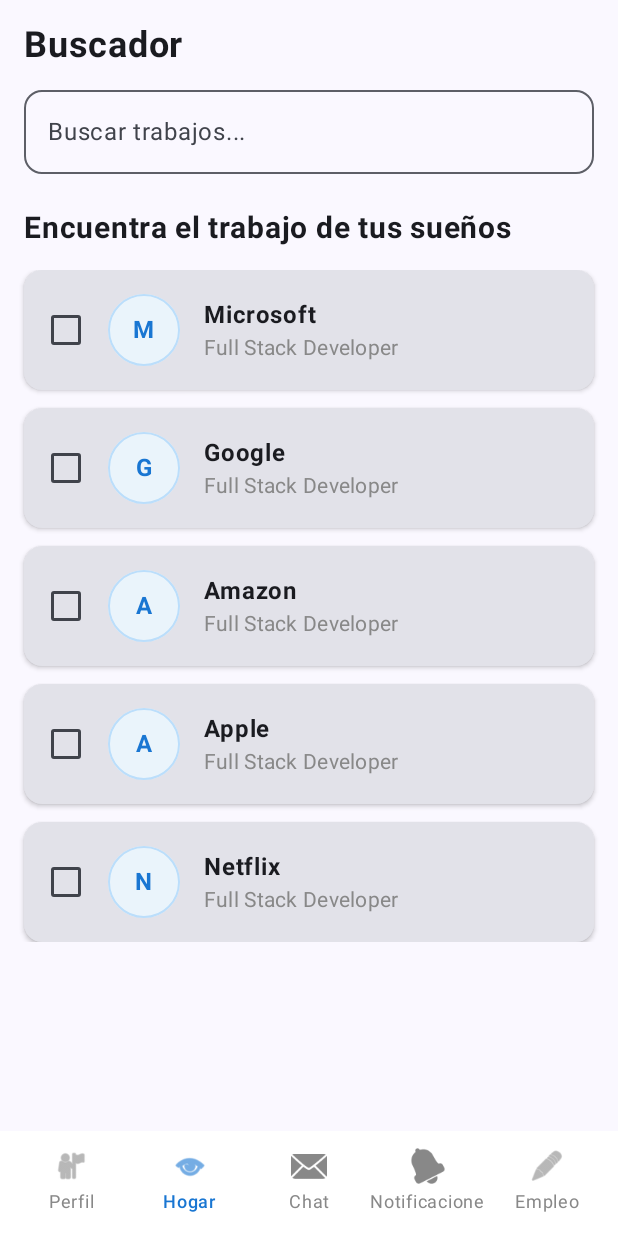
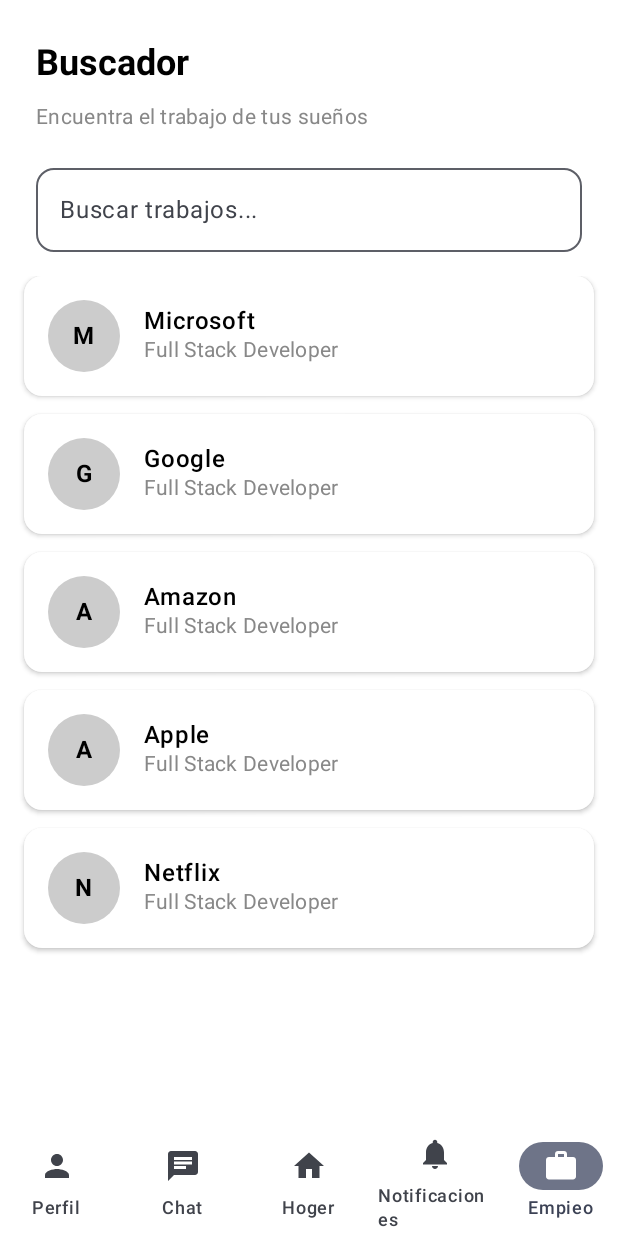
Before and after one commit to T-CristianG/UTrabajo-Modulo-3, an Android app built with Jetpack Compose: the JobsListScreen screen opened through its navigation route, on a phone screen of 412 x 824 dp. Run offline under Robolectric (Android 15) with nearby library versions, the phone set to English and light mode, and no system bars; our stand-ins replace Firebase (no records; nobody signed in at launch, a user with empty details on screens opened directly).

Commit message:
Update JobsListScreen.kt

```diff
--- a/app/src/main/java/com/tab/utrabajo/presentation/screens/JobsListScreen.kt
+++ b/app/src/main/java/com/tab/utrabajo/presentation/screens/JobsListScreen.kt
@@ -5,6 +5,8 @@
 import androidx.compose.foundation.layout.*
 import androidx.compose.foundation.lazy.LazyColumn
 import androidx.compose.foundation.shape.CircleShape
+import androidx.compose.material.icons.Icons
+import androidx.compose.material.icons.filled.*
 import androidx.compose.material3.*
 import androidx.compose.runtime.*
 import androidx.compose.ui.Alignment
@@ -17,9 +19,7 @@
 import com.tab.utrabajo.presentation.navigation.Screen
 import androidx.compose.foundation.shape.RoundedCornerShape
 import androidx.compose.material3.Icon
-import androidx.compose.ui.res.painterResource
 import androidx.compose.ui.text.style.TextAlign
-import androidx.compose.foundation.border
 
 @Composable
 fun JobsListScreen(navController: NavHostController) {
@@ -36,32 +36,143 @@
 
     Scaffold(
         bottomBar = {
-            CustomBottomNavigationBar(
-                onProfileClick = { navController.navigate(Screen.Profile.route) },
-                onJobsClick = { /* stay */ },
-                onChatClick = { /* chat */ },
-                onHomeClick = { /* home */ },
-                onNotificationsClick = { /* notifications */ }
+            NavigationBar(
+                containerColor = Color.White,
+                modifier = Modifier.height(70.dp)
+            ) {
+                // Perfil
+                NavigationBarItem(
+                    icon = {
+                        Icon(
+                            Icons.Default.Person,
+                            contentDescription = "Perfil",
+                            modifier = Modifier.size(24.dp)
+                        )
+                    },
+                    label = {
+                        Text(
+                            "Perfil",
+                            fontSize = 12.sp
+                        )
+                    },
+                    selected = false,
+                    onClick = { navController.navigate(Screen.Profile.route) }
+                )
+
+                // Chat
+                NavigationBarItem(
+                    icon = {
+                        Icon(
+                            Icons.Default.Chat,
+                            contentDescription = "Chat",
+                            modifier = Modifier.size(24.dp)
+                        )
+                    },
+                    label = {
+                        Text(
+                            "Chat",
+                            fontSize = 12.sp
+                        )
+                    },
+                    selected = false,
+                    onClick = { /* TODO: Navegar a Chat */ }
+                )
+
+                // Hoger (Home)
+                NavigationBarItem(
+                    icon = {
+                        Icon(
+                            Icons.Default.Home,
+                            contentDescription = "Hoger",
+                            modifier = Modifier.size(24.dp)
+                        )
+                    },
+                    label = {
+                        Text(
+                            "Hoger",
+                            fontSize = 12.sp
+                        )
+                    },
+                    selected = false,
+                    onClick = { navController.popBackStack() }
+                )
+
+                // Notificaciones
+                NavigationBarItem(
+                    icon = {
+                        Icon(
+                            Icons.Default.Notifications,
+                            contentDescription = "Notificaciones",
+                            modifier = Modifier.size(24.dp)
+                        )
+                    },
+                    label = {
+                        Text(
+                            "Notificaciones",
+                            fontSize = 12.sp
+                        )
+                    },
+                    selected = false,
+                    onClick = { /* TODO: Navegar a Notificaciones */ }
+                )
+
+                // Empieo (Empleo)
+                NavigationBarItem(
+                    icon = {
+                        Icon(
+                            Icons.Default.Work,
+                            contentDescription = "Empieo",
+                            modifier = Modifier.size(24.dp)
+                        )
+                    },
+                    label = {
+                        Text(
+                            "Empieo",
+                            fontSize = 12.sp
+                        )
+                    },
+                    selected = true,
+                    onClick = { }
                 )
             }
+        }
     ) { innerPadding ->
-        Column(modifier = Modifier
+        Column(
+            modifier = Modifier
                 .fillMaxSize()
                 .padding(innerPadding)
-            .padding(16.dp)
+                .background(Color.White)
         ) {
-            // Título Buscador
+            // Header
+            Column(
+                modifier = Modifier
+                    .fillMaxWidth()
+                    .padding(24.dp)
+            ) {
                 Text(
                     text = "Buscador",
+                    style = MaterialTheme.typography.headlineMedium,
+                    fontWeight = FontWeight.Bold,
                     fontSize = 24.sp,
-                fontWeight = FontWeight.Bold,
-                modifier = Modifier.fillMaxWidth(),
-                textAlign = TextAlign.Start
+                    color = Color.Black
                 )
 
-            Spacer(modifier = Modifier.height(16.dp))
+                Spacer(modifier = Modifier.height(8.dp))
 
-            // buscador
+                Text(
+                    text = "Encuentra el trabajo de tus sueños",
+                    style = MaterialTheme.typography.bodyMedium,
+                    fontSize = 14.sp,
+                    color = Color.Gray
+                )
+            }
+
+            // Barra de búsqueda
+            Column(
+                modifier = Modifier
+                    .fillMaxWidth()
+                    .padding(horizontal = 24.dp)
+            ) {
                 OutlinedTextField(
                     value = query,
                     onValueChange = { query = it },
@@ -69,30 +180,81 @@
                     modifier = Modifier.fillMaxWidth(),
                     shape = RoundedCornerShape(12.dp)
                 )
-
-            Spacer(modifier = Modifier.height(24.dp))
-
-            Text(
-                "Encuentra el trabajo de tus sueños",
-                fontSize = 20.sp,
-                fontWeight = FontWeight.Bold,
-                modifier = Modifier.fillMaxWidth(),
-                textAlign = TextAlign.Start
-            )
+            }
 
             Spacer(modifier = Modifier.height(16.dp))
 
+            // Lista de trabajos
             LazyColumn(
-                verticalArrangement = Arrangement.spacedBy(12.dp)
+                modifier = Modifier
+                    .fillMaxSize()
+                    .padding(horizontal = 16.dp)
             ) {
                 items(items.size) { idx ->
-                    JobItem(
+                    JobListItem(
                         company = items[idx].company,
                         position = items[idx].position,
-                        isChecked = items[idx].isChecked,
                         onClick = { /* open detail */ }
                     )
+                    Spacer(modifier = Modifier.height(12.dp))
                 }
+            }
+        }
+    }
+}
+
+@Composable
+fun JobListItem(company: String, position: String, onClick: () -> Unit) {
+    Card(
+        modifier = Modifier
+            .fillMaxWidth()
+            .height(80.dp)
+            .clickable { onClick() },
+        colors = CardDefaults.cardColors(
+            containerColor = Color.White
+        ),
+        elevation = CardDefaults.cardElevation(
+            defaultElevation = 2.dp
+        )
+    ) {
+        Row(
+            modifier = Modifier
+                .fillMaxSize()
+                .padding(16.dp),
+            verticalAlignment = Alignment.CenterVertically
+        ) {
+            // Logo/icono de la empresa (círculo con la primera letra)
+            Box(
+                modifier = Modifier
+                    .size(48.dp)
+                    .background(Color.LightGray, shape = CircleShape),
+                contentAlignment = Alignment.Center
+            ) {
+                Text(
+                    text = company.first().toString(),
+                    fontWeight = FontWeight.Bold,
+                    color = Color.Black,
+                    fontSize = 16.sp
+                )
+            }
+
+            Spacer(modifier = Modifier.width(16.dp))
+
+            // Información del trabajo
+            Column {
+                Text(
+                    text = company,
+                    style = MaterialTheme.typography.bodyLarge,
+                    fontWeight = FontWeight.Medium,
+                    fontSize = 16.sp,
+                    color = Color.Black
+                )
+                Text(
+                    text = position,
+                    style = MaterialTheme.typography.bodyMedium,
+                    fontSize = 14.sp,
+                    color = Color.Gray
+                )
             }
         }
     }
@@ -103,187 +265,3 @@
     val position: String,
     val isChecked: Boolean
 )
-
-@Composable
-fun JobItem(company: String, position: String, isChecked: Boolean, onClick: () -> Unit) {
-    Card(
-        modifier = Modifier
-            .fillMaxWidth()
-            .clickable { onClick() },
-        shape = RoundedCornerShape(12.dp),
-        elevation = CardDefaults.cardElevation(defaultElevation = 2.dp)
-    ) {
-        Row(
-            modifier = Modifier
-                .padding(16.dp)
-                .fillMaxWidth(),
-            verticalAlignment = Alignment.CenterVertically
-        ) {
-            // Checkbox
-            Checkbox(
-                checked = isChecked,
-                onCheckedChange = null,
-                modifier = Modifier.size(24.dp)
-            )
-
-            Spacer(modifier = Modifier.width(16.dp))
-
-            // Logo/icono de la empresa
-            Box(
-                modifier = Modifier
-                    .size(48.dp)
-                    .background(Color(0xFFEAF4FB), shape = CircleShape)
-                    .border(1.dp, Color(0xFFBBDEFB), CircleShape),
-                contentAlignment = Alignment.Center
-            ) {
-                Text(
-                    text = company.first().toString(),
-                    fontWeight = FontWeight.Bold,
-                    color = Color(0xFF1976D2)
-                )
-            }
-
-            Spacer(modifier = Modifier.width(16.dp))
-
-            // Información del trabajo
-            Column(modifier = Modifier.weight(1f)) {
-                Text(
-                    company,
-                    fontWeight = FontWeight.Bold,
-                    fontSize = 16.sp
-                )
-                Text(
-                    position,
-                    style = MaterialTheme.typography.bodyMedium,
-                    color = Color.Gray
-                )
-            }
-        }
-    }
-}
-
-@Composable
-fun CustomBottomNavigationBar(
-    onProfileClick: () -> Unit,
-    onJobsClick: () -> Unit,
-    onChatClick: () -> Unit,
-    onHomeClick: () -> Unit,
-    onNotificationsClick: () -> Unit
-) {
-    Row(
-        modifier = Modifier
-            .fillMaxWidth()
-            .height(70.dp)
-            .background(Color.White)
-            .padding(horizontal = 8.dp),
-        horizontalArrangement = Arrangement.SpaceBetween,
-        verticalAlignment = Alignment.CenterVertically
-    ) {
-        // Perfil
-        Column(
-            modifier = Modifier
-                .weight(1f)
-                .clickable { onProfileClick() },
-            horizontalAlignment = Alignment.CenterHorizontally
-        ) {
-            Icon(
-                painter = painterResource(id = android.R.drawable.ic_menu_myplaces),
-                contentDescription = "Perfil",
-                modifier = Modifier.size(24.dp),
-                tint = Color.Gray
-            )
-            Text(
-                "Perfil",
-                fontSize = 12.sp,
-                color = Color.Gray,
-                textAlign = TextAlign.Center
-            )
-        }
-
-        // Hogar - Centrado
-        Column(
-            modifier = Modifier
-                .weight(1f)
-                .clickable { onHomeClick() },
-            horizontalAlignment = Alignment.CenterHorizontally
-        ) {
-            Icon(
-                painter = painterResource(id = android.R.drawable.ic_menu_view),
-                contentDescription = "Hogar",
-                modifier = Modifier.size(24.dp),
-                tint = Color(0xFF1976D2) // Azul para indicar selección
-            )
-            Text(
-                "Hogar",
-                fontSize = 12.sp,
-                color = Color(0xFF1976D2), // Azul para indicar selección
-                textAlign = TextAlign.Center,
-                fontWeight = FontWeight.Medium
-            )
-        }
-
-        // Chat
-        Column(
-            modifier = Modifier
-                .weight(1f)
-                .clickable { onChatClick() },
-            horizontalAlignment = Alignment.CenterHorizontally
-        ) {
-            Icon(
-                painter = painterResource(id = android.R.drawable.ic_dialog_email),
-                contentDescription = "Chat",
-                modifier = Modifier.size(24.dp),
-                tint = Color.Gray
-            )
-            Text(
-                "Chat",
-                fontSize = 12.sp,
-                color = Color.Gray,
-                textAlign = TextAlign.Center
-            )
-        }
-
-        // Notificaciones
-        Column(
-            modifier = Modifier
-                .weight(1f)
-                .clickable { onNotificationsClick() },
-            horizontalAlignment = Alignment.CenterHorizontally
-        ) {
-            Icon(
-                painter = painterResource(id = android.R.drawable.ic_popup_reminder),
-                contentDescription = "Notificaciones",
-                modifier = Modifier.size(24.dp),
-                tint = Color.Gray
-            )
-            Text(
-                "Notificaciones",
-                fontSize = 12.sp,
-                color = Color.Gray,
-                textAlign = TextAlign.Center,
-                maxLines = 1
-            )
-        }
-
-        // Empleo
-        Column(
-            modifier = Modifier
-                .weight(1f)
-                .clickable { onJobsClick() },
-            horizontalAlignment = Alignment.CenterHorizontally
-        ) {
-            Icon(
-                painter = painterResource(id = android.R.drawable.ic_menu_edit),
-                contentDescription = "Empleo",
-                modifier = Modifier.size(24.dp),
-                tint = Color.Gray
-            )
-            Text(
-                "Empleo",
-                fontSize = 12.sp,
-                color = Color.Gray,
-                textAlign = TextAlign.Center
-            )
-        }
-    }
-}
```
Lines whose indentation alone changed are shown as unchanged.
